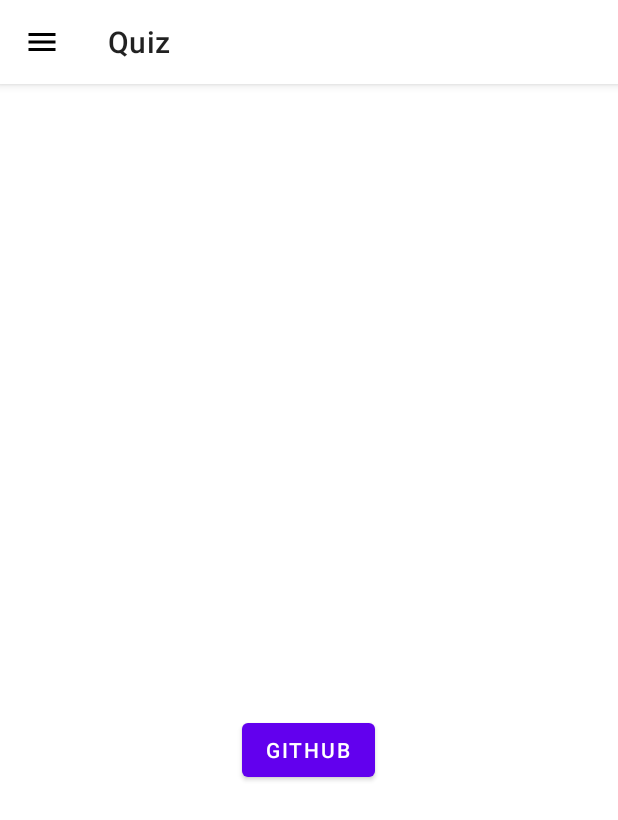
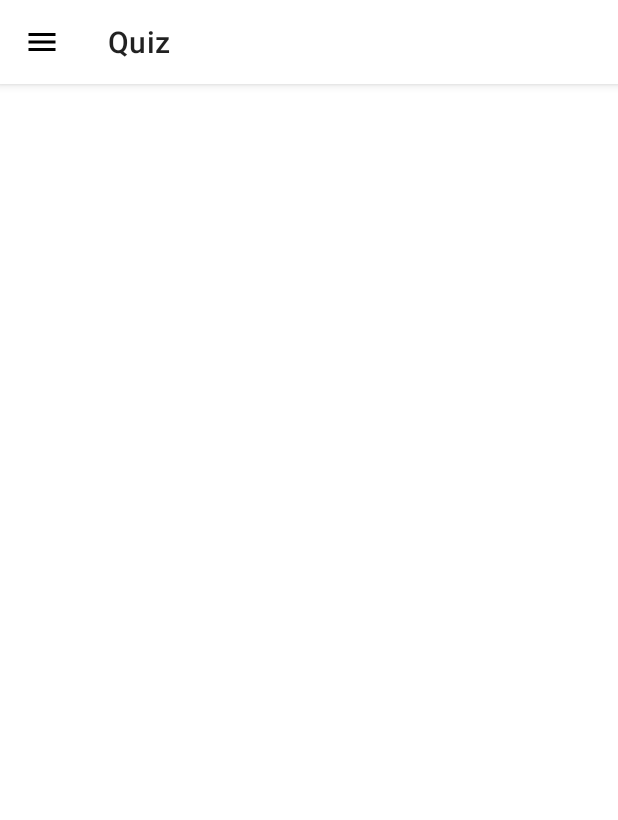
Before and after one commit to faiziedu/AlphabetTest, an Android app: the screen it shows after launch (MainActivity), on a phone screen of 412 x 824 dp. Shown: the top 820 px of the screen. Run offline under Robolectric (Android 15) with nearby library versions, the phone set to English and light mode, and no system bars.

Commit message:
third commit

```diff
--- a/app/src/main/java/com/example/quiz/History.java
+++ b/app/src/main/java/com/example/quiz/History.java
@@ -52,7 +52,6 @@ public class History extends Fragment {
         fragment.setArguments(args);
         return fragment;
     }
-
     @Override
     public void onCreate(Bundle savedInstanceState) {
         super.onCreate(savedInstanceState);
--- a/app/src/main/java/com/example/quiz/MainActivity.java
+++ b/app/src/main/java/com/example/quiz/MainActivity.java
@@ -13,28 +13,21 @@ import android.view.View;
 import android.content.Intent;
 import android.net.Uri;
 import android.widget.Toast;
-
 import com.google.android.material.appbar.MaterialToolbar;
 import com.google.android.material.navigation.NavigationView;
 
 public class MainActivity extends AppCompatActivity {
-    Button github;
-    final private String link = "https://github.com/faiziedu";
+
+    Button githubButton;
+    final private String link = "https://github.com/faiziedu/AlphabetTest";
 
     @Override
     protected void onCreate(Bundle savedInstanceState) {
         super.onCreate(savedInstanceState);
         setContentView(R.layout.activity_main);
 
-        github = findViewById(R.id.gitBtn);
+        //githubButton = findViewById(R.id.gitBtn);
 
-        github.setOnClickListener(new View.OnClickListener() {
-            @Override
-            public void onClick(View view) {
-                Intent I = new Intent(Intent.ACTION_VIEW, Uri.parse(link));
-                    startActivity(I);
-            }
-        });
 
         MaterialToolbar toolbar = findViewById(R.id.topAppBar);
         DrawerLayout drawerLayout = findViewById(R.id.drawer_layout);
@@ -61,6 +54,9 @@ public class MainActivity extends AppCompatActivity {
                         replaceFragment(new LetterFragment());break;
                     case R.id.result:
                         replaceFragment(new History());break;
+                    case R.id.github:
+                                Intent I = new Intent(Intent.ACTION_VIEW, Uri.parse(link));
+                                startActivity(I);;break;
                     default:
                         return true;
 
--- a/app/src/main/res/layout/activity_main.xml
+++ b/app/src/main/res/layout/activity_main.xml
@@ -34,16 +34,6 @@
             android:id="@+id/frameLayout"
             android:layout_below="@id/topAppBar"/>
 
-        <Button
-            android:id="@+id/gitBtn"
-            android:layout_width="wrap_content"
-            android:layout_height="wrap_content"
-            android:text="GitHub"
-            android:layout_alignParentBottom="true"
-            android:layout_centerHorizontal="true"
-            android:layout_marginBottom="300dp"
-            />
-
     </RelativeLayout>
 
     <com.google.android.material.navigation.NavigationView
--- a/app/src/main/res/menu/menu.xml
+++ b/app/src/main/res/menu/menu.xml
@@ -11,5 +11,9 @@
         android:id="@+id/result"
         android:icon="@drawable/baseline_history_24"
         android:title="View Result" />
+    <item
+        android:id="@+id/github"
+        android:icon="@drawable/baseline_drive_folder_upload_24"
+        android:title="Go to Github" />
 </group>
 </menu>
```
